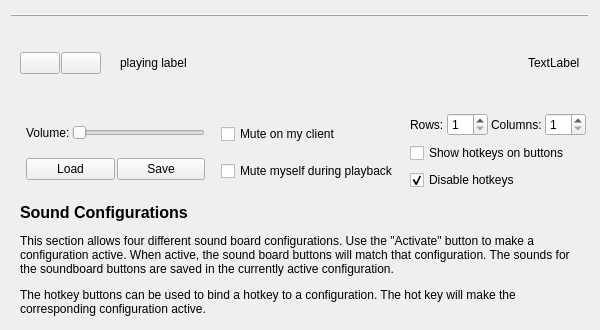
Qt form src/config_qt.ui (MGraefe/RP-Soundboard) before a commit.
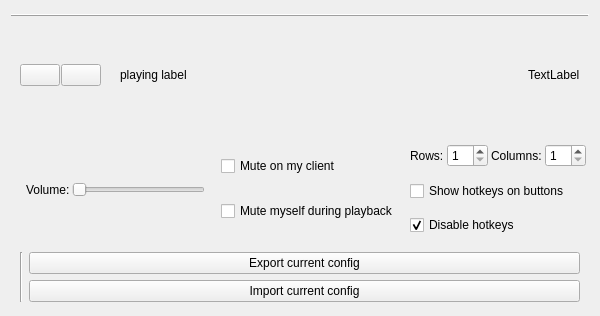
The same form after that commit. Icons and pictures are not drawn.

Commit message: Reworked config changing gui

```diff
--- a/src/config_qt.ui
+++ b/src/config_qt.ui
@@ -10,7 +10,7 @@
     <x>0</x>
     <y>0</y>
     <width>600</width>
-    <height>330</height>
+    <height>316</height>
    </rect>
   </property>
   <property name="minimumSize">
@@ -226,22 +226,7 @@
          </layout>
         </item>
         <item>
-         <layout class="QHBoxLayout" name="horizontalLayout_5">
-          <item>
-           <widget class="QPushButton" name="pushLoad">
-            <property name="text">
-             <string>Load</string>
-            </property>
-           </widget>
-          </item>
-          <item>
-           <widget class="QPushButton" name="pushSave">
-            <property name="text">
-             <string>Save</string>
-            </property>
-           </widget>
-          </item>
-         </layout>
+         <layout class="QHBoxLayout" name="horizontalLayout_5"/>
         </item>
        </layout>
       </item>
@@ -271,6 +256,12 @@
         </property>
         <item>
          <widget class="QCheckBox" name="cb_mute_locally">
+          <property name="sizePolicy">
+           <sizepolicy hsizetype="Minimum" vsizetype="Fixed">
+            <horstretch>0</horstretch>
+            <verstretch>0</verstretch>
+           </sizepolicy>
+          </property>
           <property name="text">
            <string>Mute on my client</string>
           </property>
@@ -388,29 +379,34 @@
        <number>3</number>
       </property>
       <item>
-       <widget class="QLabel" name="label_4">
-        <property name="sizePolicy">
-         <sizepolicy hsizetype="MinimumExpanding" vsizetype="Minimum">
-          <horstretch>0</horstretch>
-          <verstretch>0</verstretch>
-         </sizepolicy>
+       <layout class="QGridLayout" name="configsGrid"/>
+      </item>
+      <item>
+       <widget class="QFrame" name="frame_2">
+        <property name="frameShape">
+         <enum>QFrame::VLine</enum>
         </property>
-        <property name="text">
-         <string>&lt;html&gt;&lt;head/&gt;&lt;body&gt;&lt;p&gt;&lt;span style=&quot; font-size:12pt; font-weight:600;&quot;&gt;Sound Configurations&lt;/span&gt;&lt;/p&gt;&lt;p&gt;This section allows four different sound board configurations. Use the &amp;quot;Activate&amp;quot; button to make a configuration active. When active, the sound board buttons will match that configuration. The sounds for the soundboard buttons are saved in the currently active configuration.&lt;/p&gt;&lt;p&gt;The hotkey buttons can be used to bind a hotkey to a configuration. The hot key will make the corresponding configuration active.&lt;/p&gt;&lt;/body&gt;&lt;/html&gt;</string>
-        </property>
-        <property name="wordWrap">
-         <bool>true</bool>
+        <property name="frameShadow">
+         <enum>QFrame::Sunken</enum>
         </property>
        </widget>
       </item>
       <item>
-       <layout class="QVBoxLayout" name="configRadioLayout"/>
-      </item>
-      <item>
-       <layout class="QVBoxLayout" name="configHotkeyLayout">
-        <property name="leftMargin">
-         <number>0</number>
-        </property>
+       <layout class="QVBoxLayout" name="verticalLayout">
+        <item>
+         <widget class="QPushButton" name="pushSave">
+          <property name="text">
+           <string>Export current config</string>
+          </property>
+         </widget>
+        </item>
+        <item>
+         <widget class="QPushButton" name="pushLoad">
+          <property name="text">
+           <string>Import current config</string>
+          </property>
+         </widget>
+        </item>
        </layout>
       </item>
      </layout>
```
Left out of the diff: 4 changed lines with no effect on the pictures. The commit also changes 2 other files.
